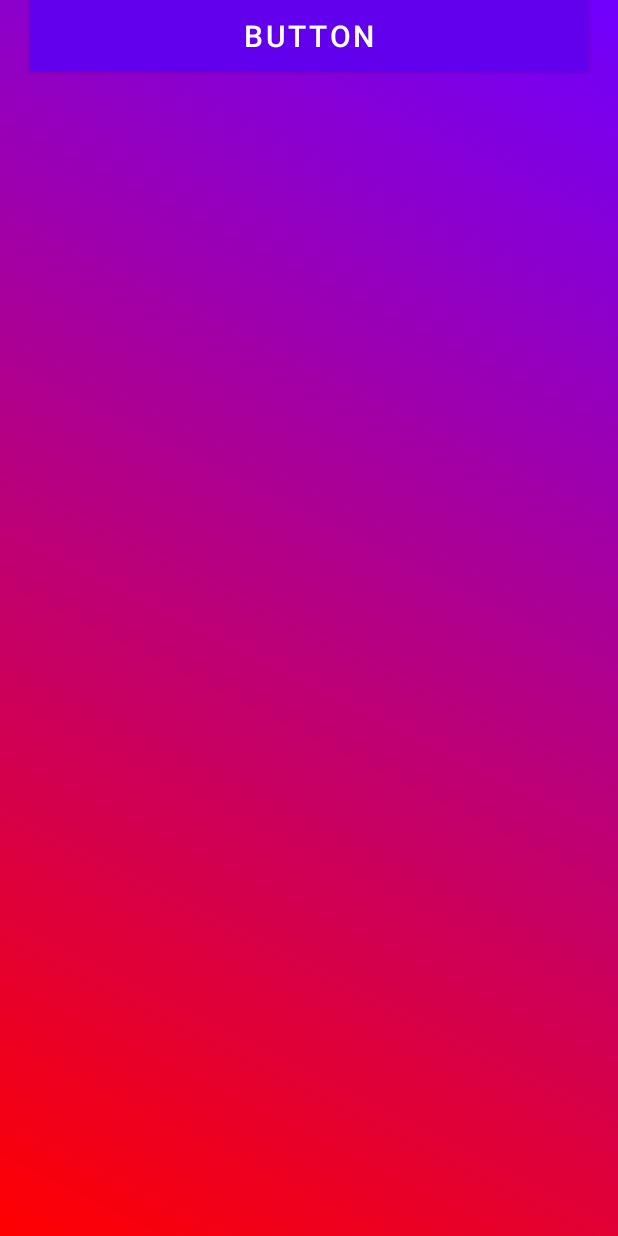
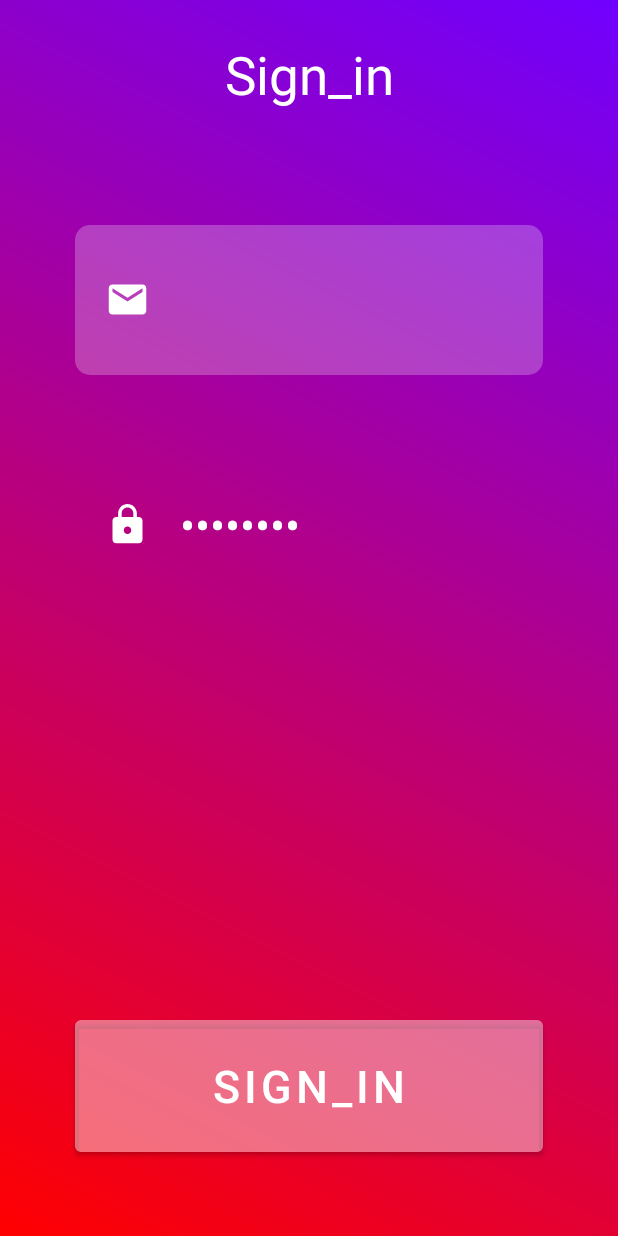
Before and after one commit to Aadhiarc/TestAppliction, an Android app: the screen it shows after launch (MainActivity), on a phone screen of 412 x 824 dp. Run offline under Robolectric (Android 15) with nearby library versions, the phone set to English and light mode, and no system bars.

Commit message:
commit 1

```diff
--- /dev/null
+++ b/app/src/main/res/drawable/dyn.xml
@@ -0,0 +1,12 @@
+<?xml version="1.0" encoding="utf-8"?>
+<selector xmlns:android="http://schemas.android.com/apk/res/android">
+    <item
+        android:state_enabled="true" android:state_focused="true">
+        <shape android:shape="rectangle">
+            <solid android:color="#40F8F9F9"/>
+            <corners android:radius="10dp"/>
+            <stroke android:color="@color/design_default_color_on_primary"/>
+        </shape>
+    </item>
+
+</selector>
--- a/app/src/main/res/drawable/gradient_2.xml
+++ /dev/null
@@ -1,4 +0,0 @@
-<?xml version="1.0" encoding="utf-8"?>
-<shape_1 xmlns:android="http://schemas.android.com/apk/res/android">
-  <g
-</shape_1>
--- a/app/src/main/res/drawable/ic_baseline_person_outline_24.xml
+++ /dev/null
@@ -1,5 +0,0 @@
-<vector android:height="24dp" android:tint="#FFFFFF"
-    android:viewportHeight="24" android:viewportWidth="24"
-    android:width="24dp" xmlns:android="http://schemas.android.com/apk/res/android">
-    <path android:fillColor="@android:color/white" android:pathData="M12,5.9c1.16,0 2.1,0.94 2.1,2.1s-0.94,2.1 -2.1,2.1S9.9,9.16 9.9,8s0.94,-2.1 2.1,-2.1m0,9c2.97,0 6.1,1.46 6.1,2.1v1.1L5.9,18.1L5.9,17c0,-0.64 3.13,-2.1 6.1,-2.1M12,4C9.79,4 8,5.79 8,8s1.79,4 4,4 4,-1.79 4,-4 -1.79,-4 -4,-4zM12,13c-2.67,0 -8,1.34 -8,4v3h16v-3c0,-2.66 -5.33,-4 -8,-4z"/>
-</vector>
--- /dev/null
+++ b/app/src/main/res/drawable/ic_email.xml
@@ -0,0 +1,5 @@
+<vector android:height="30dp" android:tint="#FFFFFF"
+    android:viewportHeight="24" android:viewportWidth="24"
+    android:width="30dp" xmlns:android="http://schemas.android.com/apk/res/android">
+    <path android:fillColor="@android:color/white" android:pathData="M20,4L4,4c-1.1,0 -1.99,0.9 -1.99,2L2,18c0,1.1 0.9,2 2,2h16c1.1,0 2,-0.9 2,-2L22,6c0,-1.1 -0.9,-2 -2,-2zM20,8l-8,5 -8,-5L4,6l8,5 8,-5v2z"/>
+</vector>
--- /dev/null
+++ b/app/src/main/res/drawable/ic_lock.xml
@@ -0,0 +1,5 @@
+<vector android:height="30dp" android:tint="#FFFFFF"
+    android:viewportHeight="24" android:viewportWidth="24"
+    android:width="30dp" xmlns:android="http://schemas.android.com/apk/res/android">
+    <path android:fillColor="@android:color/white" android:pathData="M18,8h-1L17,6c0,-2.76 -2.24,-5 -5,-5S7,3.24 7,6v2L6,8c-1.1,0 -2,0.9 -2,2v10c0,1.1 0.9,2 2,2h12c1.1,0 2,-0.9 2,-2L20,10c0,-1.1 -0.9,-2 -2,-2zM12,17c-1.1,0 -2,-0.9 -2,-2s0.9,-2 2,-2 2,0.9 2,2 -0.9,2 -2,2zM15.1,8L8.9,8L8.9,6c0,-1.71 1.39,-3.1 3.1,-3.1 1.71,0 3.1,1.39 3.1,3.1v2z"/>
+</vector>
--- a/app/src/main/res/layout/activity_main.xml
+++ b/app/src/main/res/layout/activity_main.xml
@@ -8,29 +8,68 @@
     tools:context=".MainActivity">
 
     <TextView
+        android:id="@+id/textView"
         android:layout_width="match_parent"
-        android:layout_height="wrap_content"
+        android:layout_height="100dp"
         android:layout_margin="40dp"
+        android:gravity="center"
+        android:padding="20dp"
+        android:text="Sign_in"
         android:textColor="@color/white"
+        android:textSize="35dp"
+        tools:ignore="MissingConstraints"
         tools:layout_editor_absoluteX="150dp"
         tools:layout_editor_absoluteY="38dp"
-        tools:ignore="MissingConstraints"
-        android:text="Sign_in"
-        android:textSize="20dp"
-        android:padding="20dp"
-        android:gravity="center"
+        android:inputType="number"
         />
 
+    <EditText
+        android:id="@+id/userName"
+        android:layout_width="match_parent"
+        android:layout_height="100dp"
+        android:layout_margin="50dp"
+        android:background="@drawable/dyn"
+        android:padding="20dp"
+        android:textColor="@color/white"
+        android:textSize="30dp"
+        android:ems="10"
+        android:drawablePadding="20dp"
+        android:drawableStart="@drawable/ic_email"
+        app:layout_constraintTop_toBottomOf="@+id/textView"
+        tools:layout_editor_absoluteX="40dp"></EditText>
+
     <Button
+        android:id="@+id/button"
         android:layout_width="match_parent"
-        android:layout_height="wrap_content"
-        tools:layout_editor_absoluteX="56dp"
-        tools:layout_editor_absoluteY="375dp"
-        android:layout_margin="20dp"
-        android:text="Button"
-        android:textSize="20dp"
+        android:layout_height="100dp"
+        android:layout_margin="50dp"
+        android:backgroundTint="#40F8F9F9"
+        android:text="sign_in"
         android:textColor="@color/white"
-        android:background="@drawable/gradient"
+        android:textSize="30dp"
+        app:layout_constraintBottom_toBottomOf="parent"
+        app:layout_constraintEnd_toEndOf="parent"
+        app:layout_constraintHorizontal_bias="0.495"
+        app:layout_constraintStart_toStartOf="parent"
         tools:ignore="MissingConstraints" />
 
+    <EditText
+        android:id="@+id/passWord"
+        android:layout_width="match_parent"
+        android:layout_height="100dp"
+        android:layout_margin="50dp"
+        android:ems="10"
+        android:inputType="textPassword"
+        app:layout_constraintBottom_toTopOf="@+id/button"
+        app:layout_constraintTop_toBottomOf="@+id/userName"
+        app:layout_constraintVertical_bias="0.0"
+        tools:layout_editor_absoluteX="60dp"
+        android:text="password"
+        android:textSize="30dp"
+        android:textColor="@color/white"
+        android:background="@drawable/dyn"
+        android:padding="20dp"
+        android:drawableStart="@drawable/ic_lock"
+        android:drawablePadding="20dp"/>
+
 </androidx.constraintlayout.widget.ConstraintLayout>
```
Also changed, not shown: app/src/main/AndroidManifest.xml (+7 -0 lines), app/src/main/java/com/example/testappliction/Activity2.java (added, +48 -0 lines), app/src/main/java/com/example/testappliction/MainActivity.java (+22 -0 lines), app/src/main/res/drawable/circle.xml (added, +23 -0 lines), app/src/main/res/drawable/gradient1.xml (added, +7 -0 lines), app/src/main/res/drawable/gradient2.xml (added, +7 -0 lines), app/src/main/res/layout/activity_2.xml (added, +55 -0 lines).
